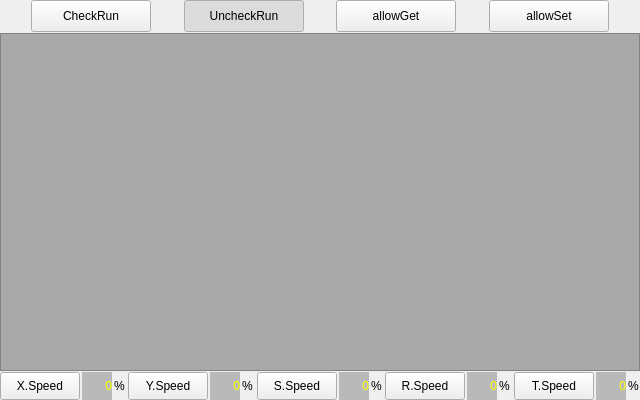
The window that hcinstruction/ichcprogrammonitorframe.ui (GaussCheng/2-5AxisPunch) describes before a commit, drawn with Qt 5.
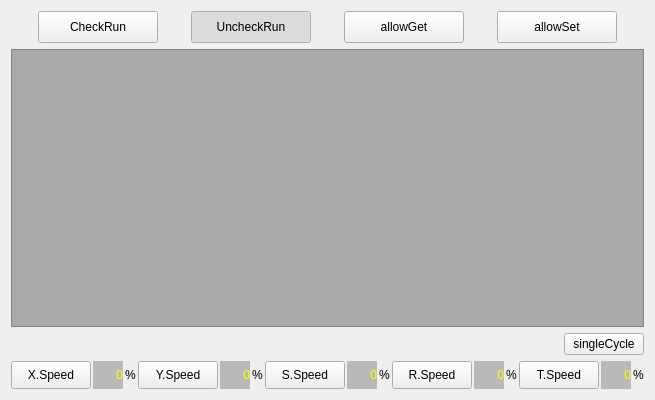
The same window after the commit.

```diff
--- a/hcinstruction/ichcprogrammonitorframe.ui
+++ b/hcinstruction/ichcprogrammonitorframe.ui
@@ -34,12 +34,6 @@
    <enum>QFrame::Plain</enum>
   </property>
   <layout class="QVBoxLayout" name="verticalLayout">
-   <property name="spacing">
-    <number>1</number>
-   </property>
-   <property name="margin">
-    <number>0</number>
-   </property>
    <item>
     <layout class="QHBoxLayout" name="horizontalLayout_2">
      <item>
@@ -275,6 +269,30 @@
      </property>
     </widget>
    </item>
+   <item>
+    <layout class="QHBoxLayout" name="horizontalLayout_3">
+     <item>
+      <spacer name="horizontalSpacer_6">
+       <property name="orientation">
+        <enum>Qt::Horizontal</enum>
+       </property>
+       <property name="sizeHint" stdset="0">
+        <size>
+         <width>40</width>
+         <height>20</height>
+        </size>
+       </property>
+      </spacer>
+     </item>
+     <item>
+      <widget class="QPushButton" name="singleCycle">
+       <property name="text">
+        <string>singleCycle</string>
+       </property>
+      </widget>
+     </item>
+    </layout>
+   </item>
    <item>
     <layout class="QHBoxLayout" name="horizontalLayout">
      <property name="spacing">
```
